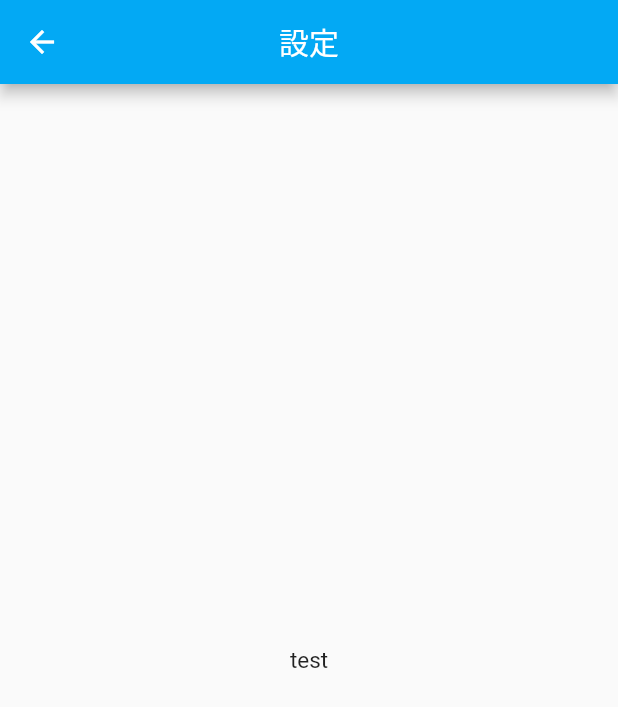
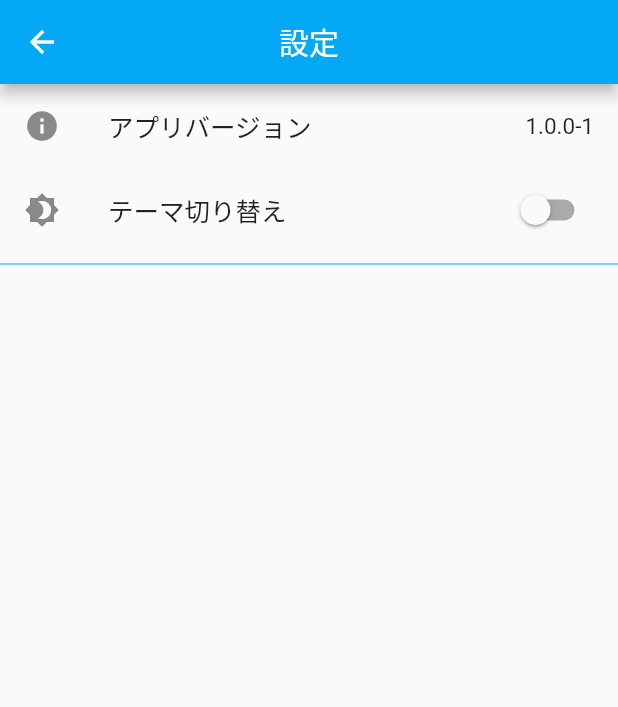
Before and after one commit to hotdrop/dyphic, a Flutter app: the SettingsPage screen opened directly, on a phone screen of 412 x 824 dp. Shown: the top 707 px of the screen. Run offline on Flutter 3.47's test engine with Material 2 defaults, Android fonts, the phone set to English and light mode, and no system bars; our stand-ins replace logger, package_info, shared_preferences; accounts and stored records are empty.

Commit message:
テーマの切り替えを実装

```diff
--- a/lib/common/app_strings.dart
+++ b/lib/common/app_strings.dart
@@ -4,4 +4,7 @@ class AppStrings {
   static const String calenderPageTitle = 'カレンダー';
   static const String medicinePageTitle = 'お薬';
   static const String settingsPageTitle = '設定';
+
+  static const String settingsAppVersionLabel = 'アプリバージョン';
+  static const String settingsChangeAppThemeLabel = 'テーマ切り替え';
 }
--- /dev/null
+++ b/lib/model/page_state.dart
@@ -0,0 +1,32 @@
+abstract class PageState {
+  bool nowLoading();
+  bool loadSuccess();
+  bool loadError();
+}
+
+class PageNowLoading extends PageState {
+  @override
+  bool nowLoading() => true;
+  @override
+  bool loadSuccess() => false;
+  @override
+  bool loadError() => false;
+}
+
+class PageLoaded extends PageState {
+  @override
+  bool nowLoading() => false;
+  @override
+  bool loadSuccess() => true;
+  @override
+  bool loadError() => false;
+}
+
+class PageLoadError extends PageState {
+  @override
+  bool nowLoading() => false;
+  @override
+  bool loadSuccess() => false;
+  @override
+  bool loadError() => true;
+}
--- a/lib/repository/dao/app_settings_dao.dart
+++ b/lib/repository/dao/app_settings_dao.dart
@@ -1,4 +1,3 @@
-import 'package:dalico/common/app_logger.dart';
 import 'package:shared_preferences/shared_preferences.dart';
 
 class AppSettingsDao {
@@ -19,21 +18,17 @@ class AppSettingsDao {
 
   bool isDarkMode() {
     if (_prefs.containsKey(_darkModeKey)) {
-      AppLogger.i('sharedにダークモード設定が保存されているのでそれを取得します。');
       return _prefs.getBool(_darkModeKey);
     } else {
-      AppLogger.i('sharedにダークモード設定が保存されていないのでライトモードと判定します。');
       return false;
     }
   }
 
   Future<void> saveDarkMode() async {
-    AppLogger.i('ダークモードで保存します。');
     await _prefs.setBool(_darkModeKey, true);
   }
 
   Future<void> saveLightMode() async {
-    AppLogger.i('ライトモードで保存します。');
     await _prefs.setBool(_darkModeKey, false);
   }
 }
--- a/lib/ui/setting/settings_page.dart
+++ b/lib/ui/setting/settings_page.dart
@@ -1,16 +1,78 @@
+import 'package:flutter/material.dart';
+import 'package:provider/provider.dart';
+
 import 'package:dalico/common/app_strings.dart';
-import 'package:flutter/material.dart';
+import 'package:dalico/model/app_settings.dart';
+import 'package:dalico/model/page_state.dart';
+import 'package:dalico/ui/setting/settings_view_model.dart';
 
 class SettingsPage extends StatelessWidget {
+  const SettingsPage();
+
   @override
   Widget build(BuildContext context) {
+    return ChangeNotifierProvider<SettingsViewModel>(
+      create: (_) => SettingsViewModel.create(),
+      builder: (context, child) {
+        final pageState = context.select<SettingsViewModel, PageState>((vm) => vm.pageState);
+        if (pageState.nowLoading()) {
+          return _loadingView();
+        } else {
+          return _loadView(context);
+        }
+      },
+      child: _loadingView(),
+    );
+  }
+
+  Widget _loadingView() {
+    return Scaffold(
+      appBar: AppBar(centerTitle: true, title: const Text(AppStrings.settingsPageTitle)),
+      body: Center(
+        child: CircularProgressIndicator(),
+      ),
+    );
+  }
+
+  Widget _loadView(BuildContext context) {
     return Scaffold(
       appBar: AppBar(
         centerTitle: true,
         title: Text(AppStrings.settingsPageTitle),
       ),
       body: Center(
-        child: Text('test'),
+        child: _contentsView(context),
+      ),
+    );
+  }
+
+  Widget _contentsView(BuildContext context) {
+    return ListView(
+      children: [
+        _rowAppVersion(context),
+        _rowThemeModeSwitch(context),
+        Divider(color: Theme.of(context).accentColor),
+      ],
+    );
+  }
+
+  Widget _rowAppVersion(BuildContext context) {
+    final appVersion = context.select<SettingsViewModel, String>((vm) => vm.appVersion);
+    return ListTile(
+      leading: const Icon(Icons.info),
+      title: const Text(AppStrings.settingsAppVersionLabel),
+      trailing: Text(appVersion),
+    );
+  }
+
+  Widget _rowThemeModeSwitch(BuildContext context) {
+    final appSettings = Provider.of<AppSettings>(context);
+    return ListTile(
+      leading: Icon(appSettings.isDarkMode ? Icons.brightness_7 : Icons.brightness_4),
+      title: const Text(AppStrings.settingsChangeAppThemeLabel),
+      trailing: Switch(
+        onChanged: (isDark) => appSettings.changeTheme(isDark),
+        value: appSettings.isDarkMode,
       ),
     );
   }
--- /dev/null
+++ b/lib/ui/setting/settings_view_model.dart
@@ -0,0 +1,37 @@
+import 'package:flutter/material.dart';
+import 'package:package_info/package_info.dart';
+
+import 'package:dalico/model/page_state.dart';
+
+class SettingsViewModel extends ChangeNotifier {
+  SettingsViewModel._() {
+    load();
+  }
+
+  factory SettingsViewModel.create() {
+    return SettingsViewModel._();
+  }
+
+  PackageInfo _packageInfo;
+  String get appVersion => _packageInfo.version + '-' + _packageInfo.buildNumber;
+
+  PageState pageState = PageNowLoading();
+
+  Future<void> load() async {
+    _nowLoading();
+
+    _packageInfo = await PackageInfo.fromPlatform();
+
+    _loadSuccess();
+  }
+
+  void _nowLoading() {
+    pageState = PageNowLoading();
+    notifyListeners();
+  }
+
+  void _loadSuccess() {
+    pageState = PageLoaded();
+    notifyListeners();
+  }
+}
--- a/pubspec.yaml
+++ b/pubspec.yaml
@@ -15,8 +15,8 @@ dependencies:
   flutter_localizations:
     sdk: flutter
 
-  flutter_hooks: ^0.15.0
-  hooks_riverpod: ^0.12.4
+  # design
+  provider: ^4.3.2
 
   shared_preferences: ^0.5.12+2
 
```
Also changed, not shown: lib/main.dart (+27 -9 lines), lib/model/app_settings.dart (+6 -7 lines), pubspec.lock.
